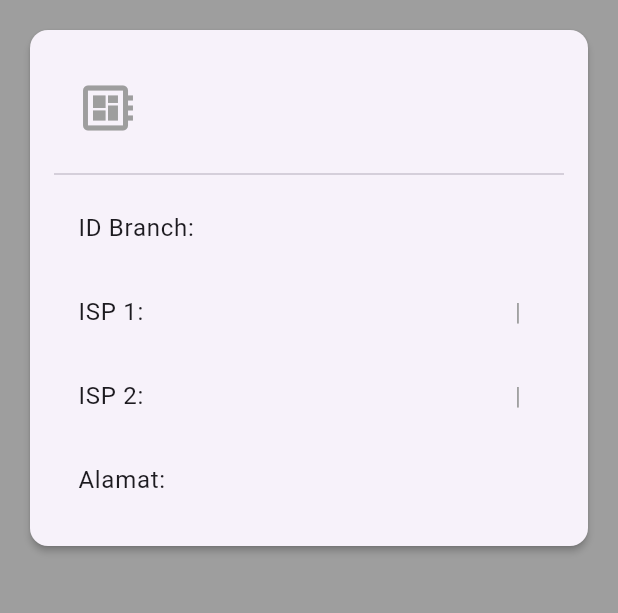
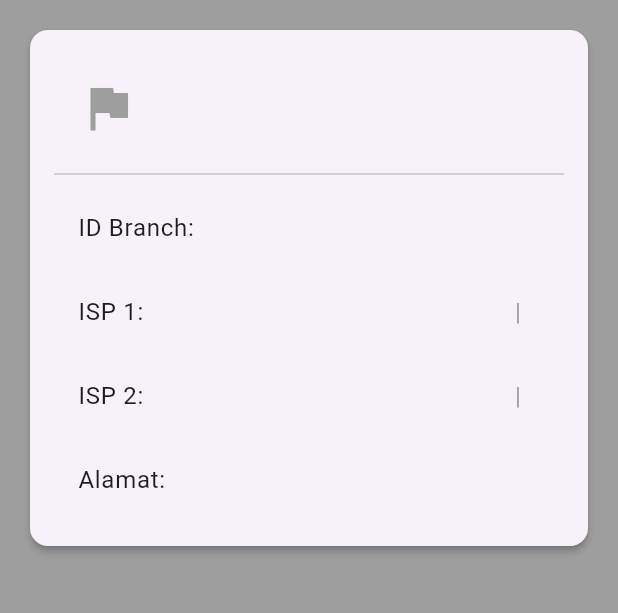
Before and after one commit to adour-zc21s/ocp-ui-flutter, a Flutter app: the BranchDetailScreen screen opened directly with empty values, on a phone screen of 412 x 824 dp, the part 84-697 px from its top. Run offline on Flutter 3.47's test engine with Material 3 defaults, Android fonts, the phone set to English and light mode, and no system bars; our stand-ins replace package_info_plus, shared_preferences; accounts and stored records are empty.

Commit message:
change icon branches

```diff
--- a/lib/screens/branch/branch_detail_screen.dart
+++ b/lib/screens/branch/branch_detail_screen.dart
@@ -24,7 +24,7 @@ class BranchDetailScreen extends StatelessWidget {
               children: [
                 ListTile(
                   leading: const Icon(
-                    Icons.developer_board,
+                    Icons.flag,
                     size: 40,
                     color: Colors.grey,
                   ),
--- a/lib/screens/devices/device_detail_screen.dart
+++ b/lib/screens/devices/device_detail_screen.dart
@@ -24,7 +24,7 @@ class DeviceDetailScreen extends StatelessWidget {
               children: [
                 ListTile(
                   leading: const Icon(
-                    Icons.developer_board,
+                    Icons.devices,
                     size: 40,
                     color: Colors.grey,
                   ),
--- a/lib/screens/home/home_screen.dart
+++ b/lib/screens/home/home_screen.dart
@@ -45,7 +45,7 @@ class HomeScreen extends StatelessWidget {
       },
       {
         'title': 'Branches',
-        'icon': Icons.location_city,
+        'icon': Icons.flag,
         'color': Colors.green.shade700,
         'screen': const BranchScreen(),
       },
--- a/lib/widgets/branch_item_tile.dart
+++ b/lib/widgets/branch_item_tile.dart
@@ -19,7 +19,7 @@ class BranchItemTile extends StatelessWidget {
         leading: CircleAvatar(
           backgroundColor: Colors.grey.shade300,
           child: Icon(
-            Icons.location_city,
+            Icons.flag,
             color: Colors.black54,
           ),
         ),
```
